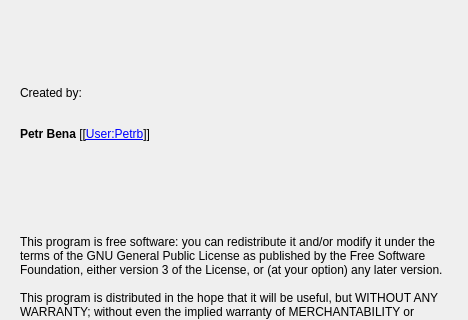
Old version of the form huggle/aboutform.ui in the repository huggle/huggle3-qt-lx; both pictures show x 0 to 468 and y 105 to 425 of the 468 by 532 pixel window.
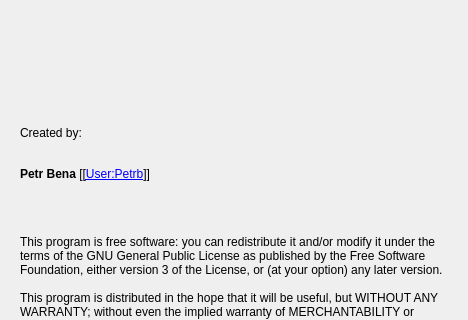
New version of the form. Icons and pictures are not drawn.

The edit to the form file:
```diff
--- a/huggle/aboutform.ui
+++ b/huggle/aboutform.ui
@@ -58,7 +58,7 @@
    <property name="geometry">
     <rect>
      <x>20</x>
-     <y>190</y>
+     <y>230</y>
      <width>81</width>
      <height>16</height>
     </rect>
@@ -71,7 +71,7 @@
    <property name="geometry">
     <rect>
      <x>20</x>
-     <y>220</y>
+     <y>260</y>
      <width>431</width>
      <height>81</height>
     </rect>
@@ -141,6 +141,19 @@
     <pixmap resource="pictures.qrc">:/huggle/pictures/Resources/huggle3_newlogo.png</pixmap>
    </property>
   </widget>
+  <widget class="QLabel" name="label_7">
+   <property name="geometry">
+    <rect>
+     <x>20</x>
+     <y>190</y>
+     <width>421</width>
+     <height>16</height>
+    </rect>
+   </property>
+   <property name="text">
+    <string/>
+   </property>
+  </widget>
  </widget>
  <resources>
   <include location="pictures.qrc"/>
```
